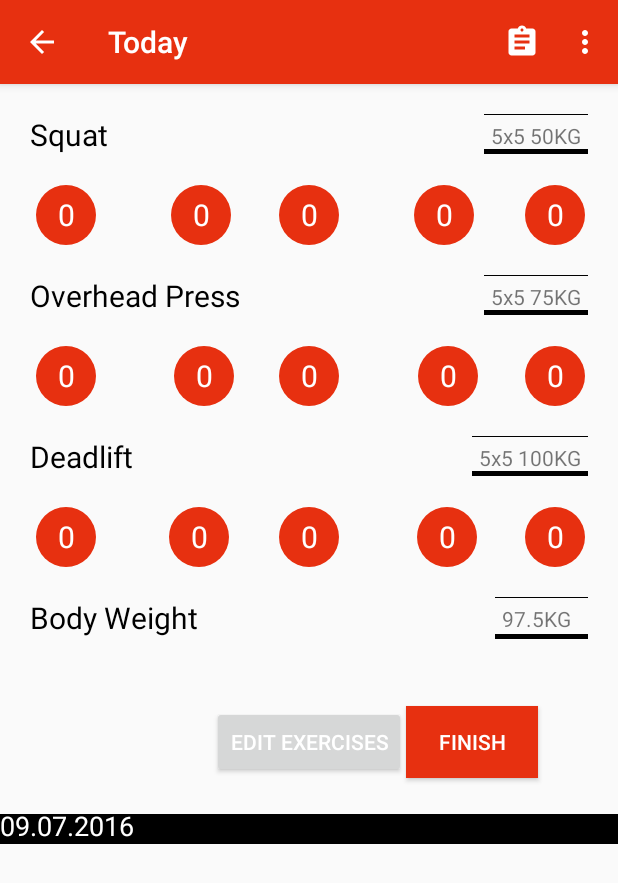
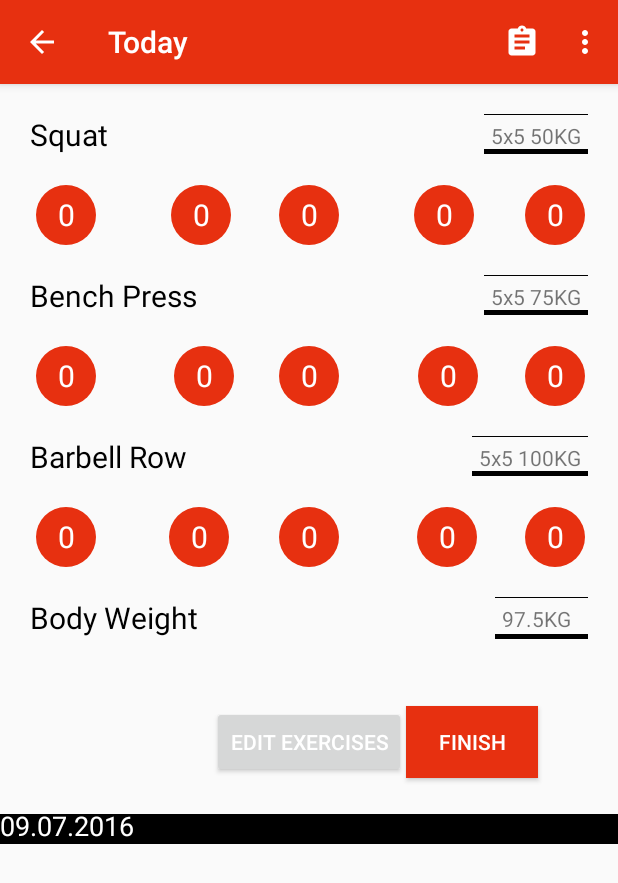
Before and after one commit to stanSagajnov1990/StrongliftsRebuild, an Android app: the screen it shows after launch (CreateWorkoutActivity), after a tap on an icon or button, on a phone screen of 412 x 824 dp. Shown: the top 883 px of the screen. Run offline under Robolectric (Android 15) with nearby library versions, the phone set to English and light mode, and no system bars.

```diff
--- a/app/src/main/java/com/stanislav/db/SLBaseHelper.java
+++ b/app/src/main/java/com/stanislav/db/SLBaseHelper.java
@@ -31,6 +31,7 @@ public class SLBaseHelper extends SQLiteOpenHelper {
                     WorkoutTable.Cols.UUID + ", " +
                     WorkoutTable.Cols.DATE + ", " +
                     WorkoutTable.Cols.BODY_WEIGHT + " NUMERIC, " +
+                    WorkoutTable.Cols.TYPE + ", " +
                     WorkoutTable.Cols.FAILED +
                     ")"
         );
@@ -49,7 +50,7 @@ public class SLBaseHelper extends SQLiteOpenHelper {
                 ")"
         );
         UUID uuid = UUID.randomUUID();
-        db.execSQL("insert into "+WorkoutTable.NAME +" values(NULL, ?, CURRENT_DATE, 98, 0)", new Object[]{ uuid.toString() });
+        db.execSQL("insert into "+WorkoutTable.NAME +" values(NULL, ?, CURRENT_DATE, 98, 'A', 0)", new Object[]{ uuid.toString() });
         Object[] argsForExercise = new Object[2];
         argsForExercise[0] = UUID.randomUUID().toString();
         argsForExercise[1] = 1;
--- a/app/src/main/java/com/stanislav/fragments/Fragment2.java
+++ b/app/src/main/java/com/stanislav/fragments/Fragment2.java
@@ -108,6 +108,15 @@ public class Fragment2 extends Fragment {
             mWorkout = workout;
             mTvDay.setText(DateFormatUtils.getDayOfWeek(workout.getDate()));
             mTvDate.setText(DateFormatUtils.formatdMMMyyyy(workout.getDate()));
+
+            if(workout.getType().equalsIgnoreCase("A")) {
+                mTvExercise2.setText(getString(R.string.tv_bp_exercise_short));
+                mTvExercise3.setText(getString(R.string.tv_row_exercise_short));
+            } else {
+                mTvExercise2.setText(getString(R.string.tv_ohp_exercise_short));
+                mTvExercise3.setText(getString(R.string.tv_dl_exercise_short));
+            }
+
             mTvExerciseWeight1.setText(workout.getExercises().get(0).getWeight().toString());
             mTvExerciseWeight2.setText(workout.getExercises().get(1).getWeight().toString());
             mTvExerciseWeight3.setText(workout.getExercises().get(2).getWeight().toString());
--- a/app/src/main/java/com/stanislav/tabswithfragment/CreateWorkoutActivity.java
+++ b/app/src/main/java/com/stanislav/tabswithfragment/CreateWorkoutActivity.java
@@ -42,7 +42,7 @@ public class CreateWorkoutActivity extends AppCompatActivity implements WeightSe
     private EditText et_date;
     private TextView tvExercise2;
     private TextView tvExercise3;
-    private int activeWorkout = 0;
+    private int activeWorkout = 1;
 
     @Override
     protected void onCreate(Bundle savedInstanceState) {
@@ -91,7 +91,7 @@ public class CreateWorkoutActivity extends AppCompatActivity implements WeightSe
         if (workout == null) {
             workout = createWorkout();
         }
-        if(workout.getExercises().isEmpty()) {
+        if (workout.getExercises().isEmpty()) {
             //workout.addExercise(createExercise(Exercise.SQUAT, 50));
             //workout.addExercise(createExercise(Exercise.OVERHEAD_PRESS, 75));
             //workout.addExercise(createExercise(Exercise.DL, 100));
@@ -244,6 +244,7 @@ public class CreateWorkoutActivity extends AppCompatActivity implements WeightSe
     private Workout createWorkout() {
         Workout workout = new Workout();
         workout.setBodyWeight("50");
+        workout.setType("A");
         workout.addExercise(createExercise(Exercise.SQUAT, 50));
         workout.addExercise(createExercise(Exercise.OVERHEAD_PRESS, 75));
         workout.addExercise(createExercise(Exercise.DL, 100));
@@ -363,7 +364,7 @@ public class CreateWorkoutActivity extends AppCompatActivity implements WeightSe
             finish();
         } else if (id == R.id.action_switch) {
             activeWorkout = (activeWorkout + 1) % 2;
-            changeLabelsForWorkout();
+            changeLabelsForWorkout(item);
         } else {
 
         }
@@ -371,13 +372,18 @@ public class CreateWorkoutActivity extends AppCompatActivity implements WeightSe
         return super.onOptionsItemSelected(item);
     }
 
-    private void changeLabelsForWorkout() {
+    private void changeLabelsForWorkout(MenuItem item) {
+        String itemText = getString(R.string.action_switch);
         if (activeWorkout == 0) {
+            workout.setType("B");
             tvExercise2.setText(getResources().getString(R.string.tv_ohp_exercise));
             tvExercise3.setText(getResources().getString(R.string.tv_dl_exercise));
+            item.setTitle(String.format(itemText, "A"));
         } else if (activeWorkout == 1) {
+            workout.setType("A");
             tvExercise2.setText(getResources().getString(R.string.tv_bp_exercise));
             tvExercise3.setText(getResources().getString(R.string.tv_row_exercise));
+            item.setTitle(String.format(itemText, "B"));
         }
     }
 }
--- a/app/src/main/java/com/stanislav/tabswithfragment/LiftingLab.java
+++ b/app/src/main/java/com/stanislav/tabswithfragment/LiftingLab.java
@@ -46,6 +46,7 @@ public class LiftingLab {
         values.put(WorkoutTable.Cols.UUID, w.getUuid().toString());
         values.put(WorkoutTable.Cols.DATE, w.getDate().getTime());
         values.put(WorkoutTable.Cols.BODY_WEIGHT, w.getBodyWeight());
+        values.put(WorkoutTable.Cols.TYPE, w.getType());
 
         return values;
     }
--- a/app/src/main/res/layout/activity_create_workout.xml
+++ b/app/src/main/res/layout/activity_create_workout.xml
@@ -154,7 +154,7 @@
                 android:id="@+id/tvExercise2"
                 android:layout_width="wrap_content"
                 android:layout_height="wrap_content"
-                android:text="@string/tv_ohp_exercise"
+                android:text="@string/tv_bp_exercise"
                 android:textColor="@color/black"
                 android:textSize="20dp"
                 />
@@ -269,7 +269,7 @@
                 android:id="@+id/tvExercise3"
                 android:layout_width="wrap_content"
                 android:layout_height="wrap_content"
-                android:text="@string/tv_dl_exercise"
+                android:text="@string/tv_row_exercise"
                 android:textColor="@color/black"
                 android:textSize="20dp"
                 />
--- a/app/src/main/res/values/strings.xml
+++ b/app/src/main/res/values/strings.xml
@@ -25,6 +25,11 @@
     <string name="tv_bp_exercise">Bench Press</string>
     <string name="tv_row_exercise">Barbell Row</string>
     <string name="tv_dl_exercise">Deadlift</string>
+    <string name="tv_squat_exercise_short">Squat</string>
+    <string name="tv_ohp_exercise_short">OH Press</string>
+    <string name="tv_bp_exercise_short">Bench</string>
+    <string name="tv_row_exercise_short">Row</string>
+    <string name="tv_dl_exercise_short">Deadlift</string>
 
     <!-- TODO: Remove or change this placeholder text -->
     <string name="hello_blank_fragment">Hello blank fragment</string>
```
